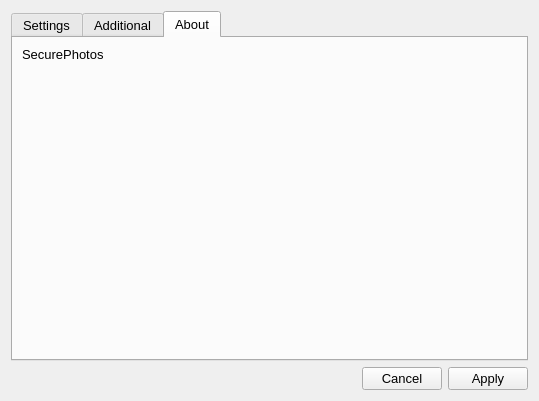
This is src/gui_generative/qt_designer/settings.ui in annndruha/SecurePhotos as Qt 5 draws it before an edit. The edited form follows.
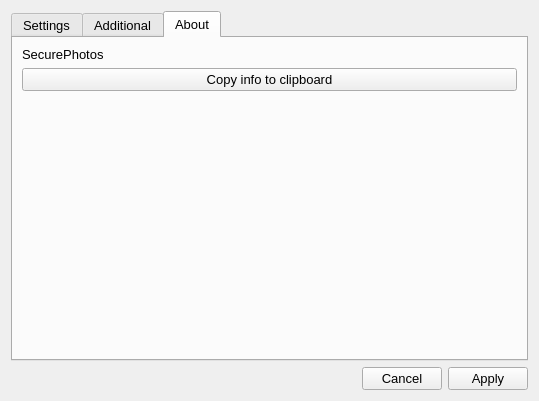
This is the edited form.

Commit message: better about

What changed in the file:
```diff
--- a/src/gui_generative/qt_designer/settings.ui
+++ b/src/gui_generative/qt_designer/settings.ui
@@ -164,6 +164,13 @@
          </property>
         </widget>
        </item>
+       <item>
+        <widget class="QPushButton" name="copyAbout">
+         <property name="text">
+          <string>Copy info to clipboard</string>
+         </property>
+        </widget>
+       </item>
        <item>
         <spacer name="verticalSpacer_2">
          <property name="orientation">
```
The commit also changes 7 other files.
